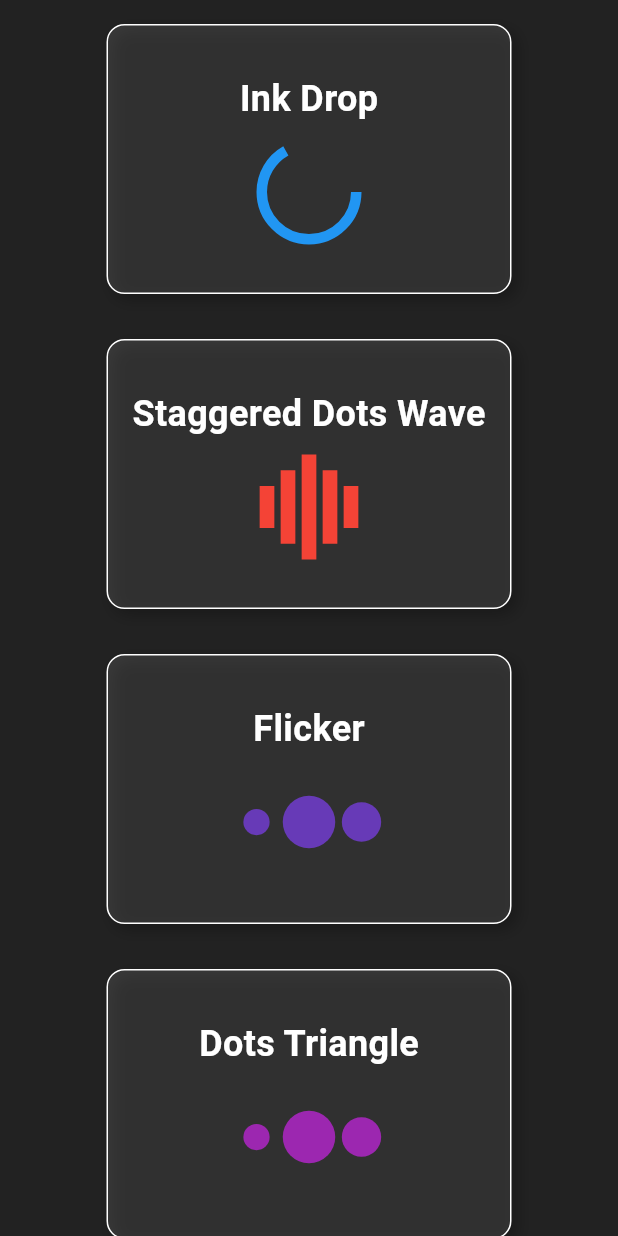
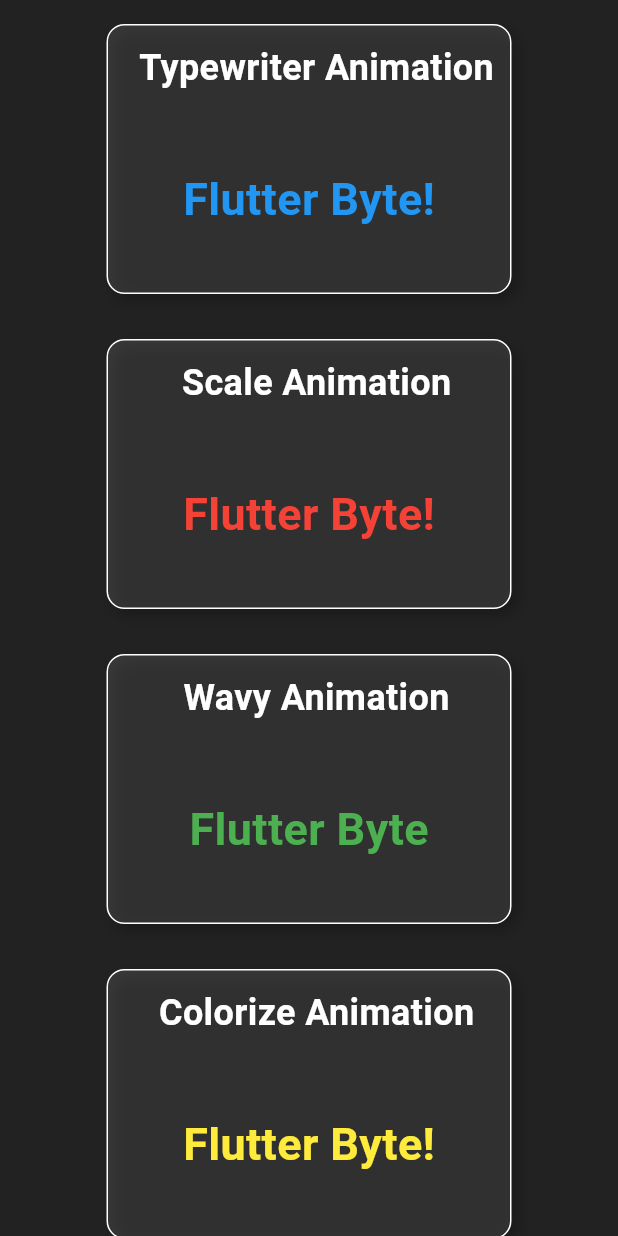
Before and after one commit to IamVasuBhurakhaya/flutter_byte_series, a Flutter app: the screen it shows after launch, on a phone screen of 412 x 824 dp. Run offline on Flutter 3.47's test engine with Material 3 defaults, Android fonts, the phone set to English and light mode, and no system bars; drawn by our look-alikes of animated_text_kit; our stand-ins replace loading_animation_widget.

Commit message:
animated_text_kit package implemented

```diff
--- a/lib/main.dart
+++ b/lib/main.dart
@@ -1,4 +1,5 @@
 import 'package:flutter/material.dart';
+import 'package:widgets_packages_app/packages/animated_text_kit.dart';
 import 'package:widgets_packages_app/routes/app_routes.dart';
 
 void main() {
@@ -10,9 +11,9 @@ class MyApp extends StatelessWidget {
 
   @override
   Widget build(BuildContext context) {
-    return MaterialApp(
+    return const MaterialApp(
       debugShowCheckedModeBanner: false,
-      routes: AppRoutes.routes,
+      home: AnimatedTextKitScreen(),
     );
   }
 }
--- /dev/null
+++ b/lib/packages/animated_text_kit.dart
@@ -0,0 +1,145 @@
+import 'package:flutter/material.dart';
+import 'package:animated_text_kit/animated_text_kit.dart';
+
+class AnimatedTextKitScreen extends StatefulWidget {
+  const AnimatedTextKitScreen({super.key});
+
+  @override
+  State<AnimatedTextKitScreen> createState() => _AnimatedTextKitScreenState();
+}
+
+class _AnimatedTextKitScreenState extends State<AnimatedTextKitScreen> {
+  @override
+  Widget build(BuildContext context) {
+    return Scaffold(
+      backgroundColor: Colors.black87,
+      body: Padding(
+        padding: const EdgeInsets.all(16.0),
+        child: Center(
+          child: Column(
+            mainAxisAlignment: MainAxisAlignment.center,
+            children: [
+              buildAnimatedTextBox(
+                title: 'Typewriter Animation',
+                widget: AnimatedTextKit(
+                  animatedTexts: [
+                    TypewriterAnimatedText(
+                      'Flutter Byte!',
+                      textStyle: const TextStyle(
+                        fontSize: 30.0,
+                        fontWeight: FontWeight.bold,
+                        color: Colors.blue,
+                      ),
+                      speed: const Duration(milliseconds: 300),
+                    ),
+                  ],
+                  isRepeatingAnimation: true,
+                ),
+              ),
+              const SizedBox(height: 30),
+              buildAnimatedTextBox(
+                title: 'Scale Animation',
+                widget: AnimatedTextKit(
+                  animatedTexts: [
+                    ScaleAnimatedText(
+                      'Flutter Byte!',
+                      textStyle: const TextStyle(
+                        fontSize: 30.0,
+                        fontWeight: FontWeight.bold,
+                        color: Colors.red,
+                      ),
+                      duration: const Duration(seconds: 3),
+                    ),
+                  ],
+                  isRepeatingAnimation: true,
+                ),
+              ),
+              const SizedBox(height: 30),
+              buildAnimatedTextBox(
+                title: 'Wavy Animation',
+                widget: AnimatedTextKit(
+                  animatedTexts: [
+                    WavyAnimatedText(
+                      'Flutter Byte',
+                      textStyle: const TextStyle(
+                        fontSize: 30.0,
+                        fontWeight: FontWeight.bold,
+                        color: Colors.green,
+                      ),
+                      speed: const Duration(milliseconds: 300),
+                    ),
+                  ],
+                  isRepeatingAnimation: true,
+                ),
+              ),
+              const SizedBox(height: 30),
+              buildAnimatedTextBox(
+                title: 'Colorize Animation',
+                widget: AnimatedTextKit(
+                  animatedTexts: [
+                    ColorizeAnimatedText(
+                      'Flutter Byte!',
+                      textStyle: const TextStyle(
+                        fontSize: 30.0,
+                        fontWeight: FontWeight.bold,
+                      ),
+                      colors: [
+                        Colors.yellow,
+                        Colors.blue,
+                        Colors.green,
+                        Colors.orange,
+                        Colors.pink
+                      ],
+                      speed: const Duration(milliseconds: 400),
+                    ),
+                  ],
+                  isRepeatingAnimation: true,
+                ),
+              ),
+            ],
+          ),
+        ),
+      ),
+    );
+  }
+
+  Widget buildAnimatedTextBox({required String title, required Widget widget}) {
+    return Container(
+      width: 270,
+      height: 180,
+      padding: const EdgeInsets.all(1.0),
+      decoration: BoxDecoration(
+        color: Colors.white.withOpacity(0.1),
+        borderRadius: BorderRadius.circular(12),
+        border: Border.all(color: Colors.white, width: 1),
+        boxShadow: const [
+          BoxShadow(
+            color: Colors.black26,
+            blurRadius: 8,
+            offset: Offset(4, 4),
+          ),
+        ],
+      ),
+      child: Column(
+        crossAxisAlignment: CrossAxisAlignment.center,
+        children: [
+          Padding(
+            padding: const EdgeInsets.only(left: 10.0, top: 10.0),
+            child: Text(
+              title,
+              style: const TextStyle(
+                fontSize: 24,
+                fontWeight: FontWeight.bold,
+                color: Colors.white,
+              ),
+            ),
+          ),
+          const SizedBox(height: 10),
+          Expanded(
+            child: Center(child: widget),
+          ),
+        ],
+      ),
+    );
+  }
+}
--- a/pubspec.yaml
+++ b/pubspec.yaml
@@ -36,6 +36,7 @@ dependencies:
   # Use with the CupertinoIcons class for iOS style icons.
   cupertino_icons: ^1.0.8
   loading_animation_widget: ^1.3.0
+  animated_text_kit: ^4.2.2
 
 dev_dependencies:
   flutter_test:
```
Also changed, not shown: pubspec.lock.
